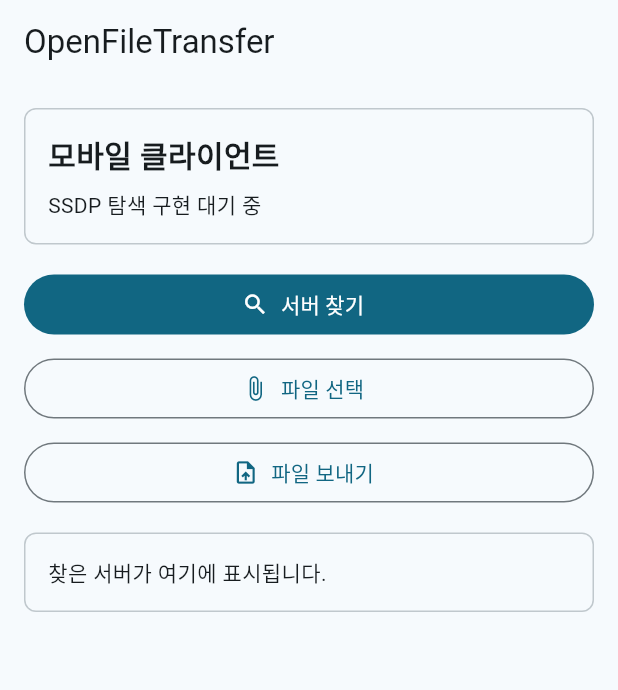
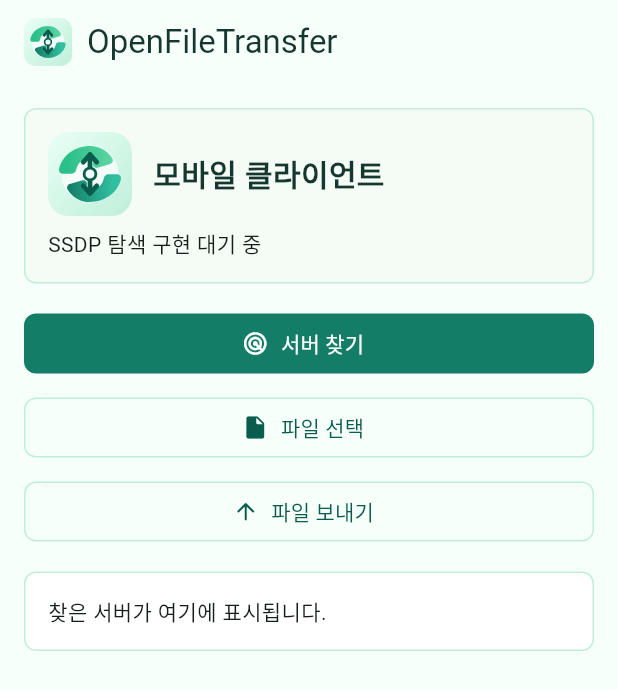
Before and after one commit to heatbang9/OpenFileTransferMobile, a Flutter app: the screen it shows after launch, after a tap on "서버 찾기", on a phone screen of 412 x 824 dp. Shown: the top 690 px of the screen. Run offline on Flutter 3.47's test engine with Material 3 defaults, Android fonts, the phone set to English and light mode, and no system bars.

Commit message:
Apply mint transfer mobile brand

```diff
--- a/lib/main.dart
+++ b/lib/main.dart
@@ -1,4 +1,6 @@
 import 'package:flutter/material.dart';
+
+import 'src/brand/open_file_transfer_brand.dart';
 
 void main() {
   runApp(const OpenFileTransferApp());
@@ -13,8 +15,28 @@ class OpenFileTransferApp extends StatelessWidget {
       title: 'OpenFileTransfer',
       theme: ThemeData(
         colorScheme: ColorScheme.fromSeed(
-          seedColor: const Color(0xff176b87),
+          seedColor: OpenFileTransferColors.mint600,
           brightness: Brightness.light,
+        ),
+        scaffoldBackgroundColor: OpenFileTransferColors.surface,
+        appBarTheme: const AppBarTheme(
+          backgroundColor: OpenFileTransferColors.surface,
+          foregroundColor: OpenFileTransferColors.ink,
+          centerTitle: false,
+        ),
+        filledButtonTheme: FilledButtonThemeData(
+          style: FilledButton.styleFrom(
+            backgroundColor: OpenFileTransferColors.teal700,
+            foregroundColor: Colors.white,
+            shape: RoundedRectangleBorder(borderRadius: BorderRadius.circular(8)),
+          ),
+        ),
+        outlinedButtonTheme: OutlinedButtonThemeData(
+          style: OutlinedButton.styleFrom(
+            foregroundColor: OpenFileTransferColors.teal900,
+            side: const BorderSide(color: OpenFileTransferColors.mint300),
+            shape: RoundedRectangleBorder(borderRadius: BorderRadius.circular(8)),
+          ),
         ),
         useMaterial3: true,
       ),
@@ -43,7 +65,14 @@ class _DeviceDiscoveryPageState extends State<DeviceDiscoveryPage> {
   Widget build(BuildContext context) {
     return Scaffold(
       appBar: AppBar(
-        title: const Text('OpenFileTransfer'),
+        title: const Row(
+          mainAxisSize: MainAxisSize.min,
+          children: [
+            OpenFileTransferMark(size: 32),
+            SizedBox(width: 10),
+            Text('OpenFileTransfer'),
+          ],
+        ),
       ),
       body: SafeArea(
         child: ListView(
@@ -76,7 +105,7 @@ class _StatusPanel extends StatelessWidget {
     return DecoratedBox(
       decoration: BoxDecoration(
         color: colorScheme.surface,
-        border: Border.all(color: colorScheme.outlineVariant),
+        border: Border.all(color: OpenFileTransferColors.mint300),
         borderRadius: BorderRadius.circular(8),
       ),
       child: Padding(
@@ -84,9 +113,21 @@ class _StatusPanel extends StatelessWidget {
         child: Column(
           crossAxisAlignment: CrossAxisAlignment.start,
           children: [
-            const Text(
-              '모바일 클라이언트',
-              style: TextStyle(fontSize: 20, fontWeight: FontWeight.w700),
+            const Row(
+              children: [
+                OpenFileTransferMark(size: 56),
+                SizedBox(width: 14),
+                Expanded(
+                  child: Text(
+                    '모바일 클라이언트',
+                    style: TextStyle(
+                      color: OpenFileTransferColors.ink,
+                      fontSize: 20,
+                      fontWeight: FontWeight.w700,
+                    ),
+                  ),
+                ),
+              ],
             ),
             const SizedBox(height: 8),
             Text(status),
@@ -115,19 +156,19 @@ class _ActionPanel extends StatelessWidget {
       children: [
         FilledButton.icon(
           onPressed: onDiscover,
-          icon: const Icon(Icons.search),
+          icon: const Icon(Icons.radar_rounded),
           label: const Text('서버 찾기'),
         ),
         const SizedBox(height: 8),
         OutlinedButton.icon(
           onPressed: onPickFile,
-          icon: const Icon(Icons.attach_file),
+          icon: const Icon(Icons.insert_drive_file_rounded),
           label: const Text('파일 선택'),
         ),
         const SizedBox(height: 8),
         OutlinedButton.icon(
           onPressed: onSend,
-          icon: const Icon(Icons.upload_file),
+          icon: Icon(iconForTransferDirection(true)),
           label: const Text('파일 보내기'),
         ),
       ],
@@ -140,10 +181,10 @@ class _DeviceListPanel extends StatelessWidget {
 
   @override
   Widget build(BuildContext context) {
-    final colorScheme = Theme.of(context).colorScheme;
     return DecoratedBox(
       decoration: BoxDecoration(
-        border: Border.all(color: colorScheme.outlineVariant),
+        color: Colors.white,
+        border: Border.all(color: OpenFileTransferColors.mint300),
         borderRadius: BorderRadius.circular(8),
       ),
       child: const Padding(
--- /dev/null
+++ b/lib/src/brand/open_file_transfer_brand.dart
@@ -0,0 +1,161 @@
+import 'dart:math' as math;
+
+import 'package:flutter/material.dart';
+
+class OpenFileTransferColors {
+  const OpenFileTransferColors._();
+
+  static const mint50 = Color(0xffe9fff6);
+  static const mint100 = Color(0xffd8f8e8);
+  static const mint300 = Color(0xffbfefd9);
+  static const mint500 = Color(0xff5ed6a3);
+  static const mint600 = Color(0xff2bbf8a);
+  static const teal700 = Color(0xff147d67);
+  static const teal900 = Color(0xff0a5c4d);
+  static const ink = Color(0xff15372f);
+  static const surface = Color(0xfff7fffb);
+}
+
+class OpenFileTransferMark extends StatelessWidget {
+  const OpenFileTransferMark({super.key, this.size = 64});
+
+  final double size;
+
+  @override
+  Widget build(BuildContext context) {
+    return SizedBox.square(
+      dimension: size,
+      child: CustomPaint(
+        painter: const _OpenFileTransferMarkPainter(),
+      ),
+    );
+  }
+}
+
+class _OpenFileTransferMarkPainter extends CustomPainter {
+  const _OpenFileTransferMarkPainter();
+
+  @override
+  void paint(Canvas canvas, Size size) {
+    final scale = size.width / 1024;
+    canvas.save();
+    canvas.scale(scale);
+
+    final background = RRect.fromRectAndRadius(
+      const Rect.fromLTWH(0, 0, 1024, 1024),
+      const Radius.circular(248),
+    );
+    final backgroundPaint = Paint()
+      ..shader = const LinearGradient(
+        begin: Alignment.topLeft,
+        end: Alignment.bottomRight,
+        colors: [OpenFileTransferColors.mint50, OpenFileTransferColors.mint300],
+      ).createShader(const Rect.fromLTWH(0, 0, 1024, 1024));
+    canvas.drawRRect(background, backgroundPaint);
+
+    canvas.drawCircle(
+      const Offset(512, 512),
+      348,
+      Paint()..color = Colors.white.withValues(alpha: 0.72),
+    );
+
+    final upperPaint = Paint()
+      ..shader = const LinearGradient(
+        colors: [OpenFileTransferColors.mint600, OpenFileTransferColors.mint500],
+      ).createShader(const Rect.fromLTWH(240, 160, 560, 360));
+    final lowerPaint = Paint()
+      ..shader = const LinearGradient(
+        colors: [OpenFileTransferColors.teal700, Color(0xff32bfa0)],
+      ).createShader(const Rect.fromLTWH(240, 500, 560, 360));
+
+    canvas.drawPath(_upperFlowPath(), upperPaint);
+    canvas.drawPath(_lowerFlowPath(), lowerPaint);
+
+    final arrowPaint = Paint()
+      ..style = PaintingStyle.stroke
+      ..strokeWidth = 58
+      ..strokeCap = StrokeCap.round
+      ..strokeJoin = StrokeJoin.round
+      ..color = OpenFileTransferColors.teal900;
+
+    canvas.drawLine(const Offset(512, 276), const Offset(512, 486), arrowPaint);
+    canvas.drawPath(
+      Path()
+        ..moveTo(430, 368)
+        ..lineTo(512, 276)
+        ..lineTo(594, 368),
+      arrowPaint,
+    );
+    canvas.drawLine(const Offset(512, 748), const Offset(512, 538), arrowPaint);
+    canvas.drawPath(
+      Path()
+        ..moveTo(594, 656)
+        ..lineTo(512, 748)
+        ..lineTo(430, 656),
+      arrowPaint,
+    );
+
+    canvas.drawCircle(
+      const Offset(512, 512),
+      72,
+      Paint()..color = const Color(0xffeffff7),
+    );
+    canvas.drawCircle(
+      const Offset(512, 512),
+      72,
+      Paint()
+        ..style = PaintingStyle.stroke
+        ..strokeWidth = 34
+        ..color = OpenFileTransferColors.teal900,
+    );
+
+    canvas.restore();
+  }
+
+  Path _upperFlowPath() {
+    final path = Path()
+      ..moveTo(516, 170)
+      ..cubicTo(627, 170, 729, 229, 785, 324)
+      ..cubicTo(800, 349, 787, 381, 759, 389)
+      ..lineTo(603, 435)
+      ..cubicTo(568, 445, 537, 408, 552, 375)
+      ..lineTo(574, 328)
+      ..cubicTo(555, 320, 535, 316, 514, 316)
+      ..cubicTo(431, 316, 359, 377, 344, 458)
+      ..cubicTo(339, 487, 315, 509, 285, 509)
+      ..lineTo(184, 509)
+      ..cubicTo(154, 509, 130, 483, 135, 453)
+      ..cubicTo(167, 291, 322, 170, 516, 170)
+      ..close();
+    return path;
+  }
+
+  Path _lowerFlowPath() {
+    final path = Path()
+      ..moveTo(508, 854)
+      ..cubicTo(397, 854, 295, 795, 239, 700)
+      ..cubicTo(224, 675, 237, 643, 265, 635)
+      ..lineTo(421, 589)
+      ..cubicTo(456, 579, 487, 616, 472, 649)
+      ..lineTo(450, 696)
+      ..cubicTo(469, 704, 489, 708, 510, 708)
+      ..cubicTo(593, 708, 665, 647, 680, 566)
+      ..cubicTo(685, 537, 709, 515, 739, 515)
+      ..lineTo(840, 515)
+      ..cubicTo(870, 515, 894, 541, 889, 571)
+      ..cubicTo(857, 733, 702, 854, 508, 854)
+      ..close();
+    return path;
+  }
+
+  @override
+  bool shouldRepaint(covariant CustomPainter oldDelegate) => false;
+}
+
+IconData iconForTransferDirection(bool upload) {
+  return upload ? Icons.arrow_upward_rounded : Icons.arrow_downward_rounded;
+}
+
+Matrix4 slightLogoTilt() {
+  return Matrix4.rotationZ(-math.pi / 90);
+}
```
Also changed, not shown: pubspec.yaml (+12 -0 lines), assets/brand/openfiletransfer-icon-1024.png (added), assets/brand/openfiletransfer-icon-512.png (added), assets/brand/openfiletransfer-mark.svg (added), 3 other files.
